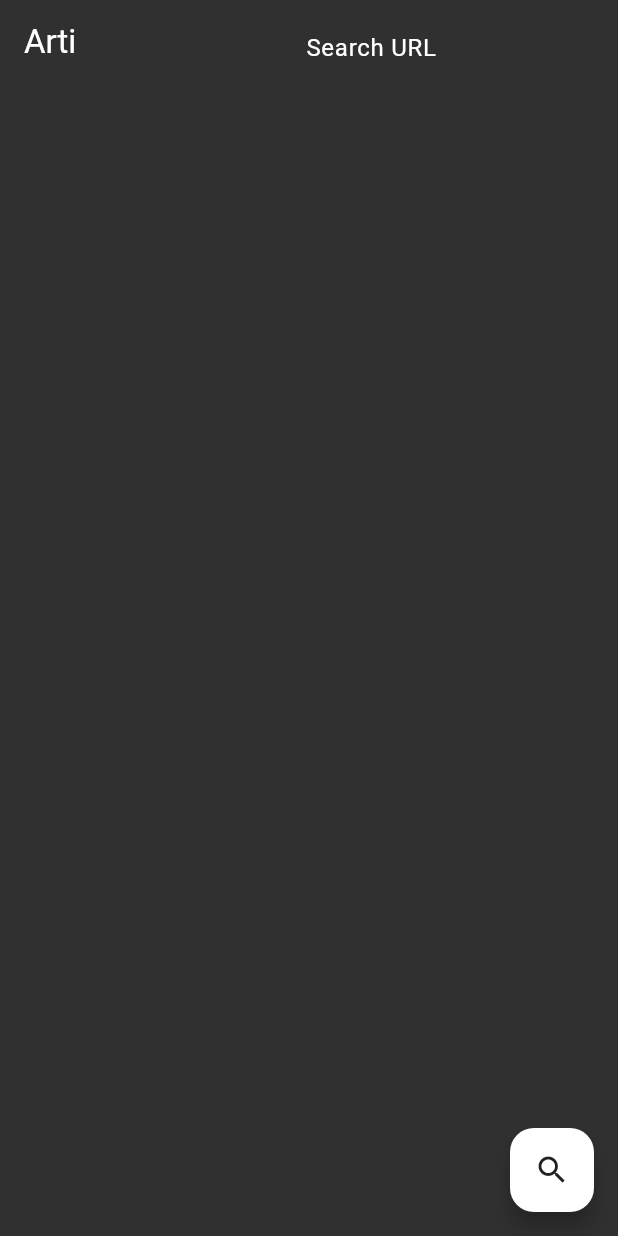
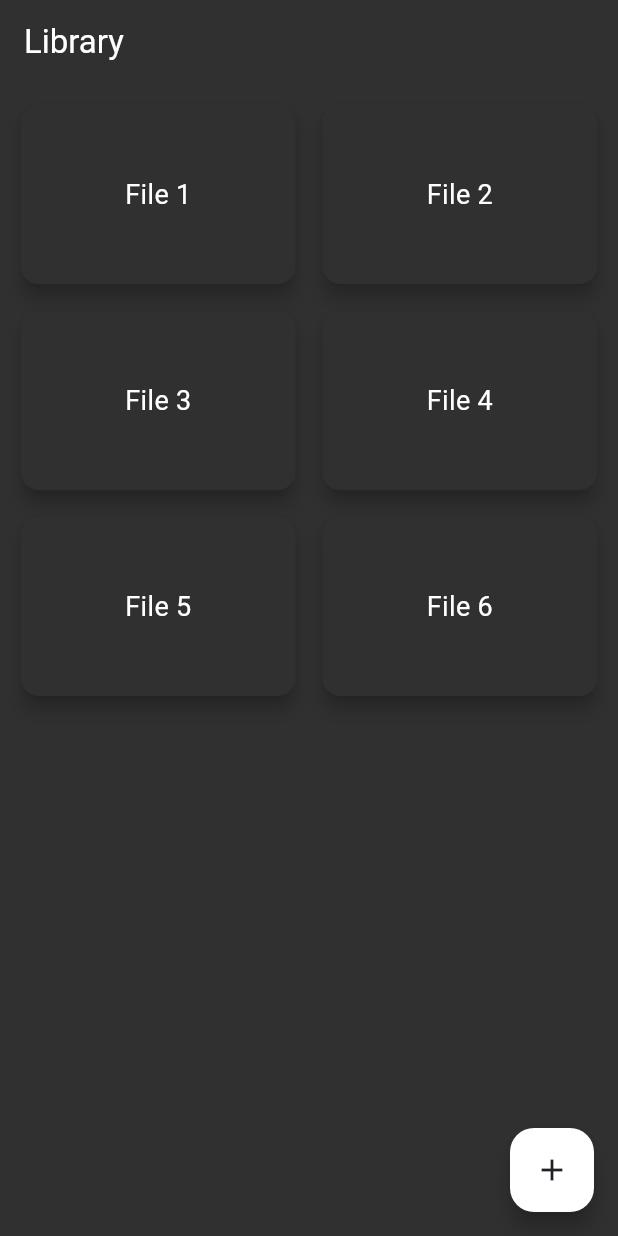
Before and after one commit to wasu-code/Arti, a Flutter app: the screen it shows after launch, on a phone screen of 412 x 824 dp. Run offline on Flutter 3.47's test engine with Material 3 defaults, Android fonts, the phone set to English and light mode, and no system bars; project files that could hold a hidden picture were left out.

Commit message:
adjust project structure, navigation, basic library view

```diff
--- a/lib/main.dart
+++ b/lib/main.dart
@@ -1,9 +1,9 @@
 import 'package:flutter/material.dart';
-import 'package:http/http.dart' as http;
-import 'package:html/parser.dart';
+import 'package:flutter/material.dart';
+import 'screens/home_screen.dart';
 
 void main() {
-  runApp(const MyApp());
+  runApp(MyApp());
 }
 
 class MyApp extends StatelessWidget {
@@ -27,144 +27,194 @@ class MyApp extends StatelessWidget {
         ),
         useMaterial3: true,
       ),
-      home: const MyHomePage(title: 'Arti'),
+      initialRoute: '/',
+      routes: {
+        '/': (context) => HomeScreen(),
+        '/reader': (context) => PlaceholderScreen(title: 'Reader Screen'),
+        '/fetch': (context) => PlaceholderScreen(title: 'Fetch Screen'),
+      },
     );
   }
 }
 
-class MyHomePage extends StatefulWidget {
-  const MyHomePage({super.key, required this.title});
+class PlaceholderScreen extends StatelessWidget {
+  //Constructor Declaration
+  const PlaceholderScreen({super.key, required this.title});
 
+  //Fields
   final String title;
 
   @override
-  State<MyHomePage> createState() => _MyHomePageState();
-}
-
-class _MyHomePageState extends State<MyHomePage> {
-  final TextEditingController _controller = TextEditingController();
-  bool _isLoading = false;
-
-  // List to store the content widgets (text and images)
-  List<Widget> _contentWidgets = [];
-
-  // Function to fetch the website content
-  Future<void> _fetchWebsite(String url) async {
-    setState(() {
-      _isLoading = true;
-      _contentWidgets = []; // Clear previous content
-    });
-
-    try {
-      final response = await http.get(Uri.parse(url));
-
-      if (response.statusCode == 200) {
-        // Parse the HTML content of the website
-        var document = parse(response.body);
-
-        // Extract all paragraphs and images
-        List<Widget> contentWidgets = [];
-
-        var paragraphs = document.getElementsByTagName('p');
-        for (var paragraph in paragraphs) {
-          contentWidgets.add(Padding(
-            padding: const EdgeInsets.all(8.0),
-            child: Text(
-              paragraph.text,
-              style: TextStyle(fontSize: 16),
-            ),
-          ));
-        }
-
-        var images = document.getElementsByTagName('img');
-        for (var img in images) {
-          var src = img.attributes['src'];
-          if (src != null) {
-            // Resolve relative URLs to absolute URLs
-            var imageUrl = Uri.parse(url).resolve(src).toString();
-
-            contentWidgets.add(Padding(
-              padding: const EdgeInsets.all(8.0),
-              child: Image.network(
-                imageUrl,
-                loadingBuilder: (BuildContext context, Widget child,
-                    ImageChunkEvent? loadingProgress) {
-                  if (loadingProgress == null) return child;
-                  return Center(
-                    child: CircularProgressIndicator(
-                      value: loadingProgress.expectedTotalBytes != null
-                          ? loadingProgress.cumulativeBytesLoaded /
-                              (loadingProgress.expectedTotalBytes ?? 1)
-                          : null,
-                    ),
-                  );
-                },
-              ),
-            ));
-          }
-        }
-
-        setState(() {
-          _contentWidgets = contentWidgets;
-        });
-      } else {
-        setState(() {
-          _contentWidgets = [
-            Text("Failed to load website. ${response.statusCode}")
-          ];
-        });
-      }
-    } catch (e) {
-      setState(() {
-        _contentWidgets = [Text("Error fetching website.")];
-      });
-    } finally {
-      setState(() {
-        _isLoading = false;
-      });
-    }
-  }
-
-  @override
   Widget build(BuildContext context) {
+    // .build is called whenever the widget needs to be rendered or rebuilt
     return Scaffold(
-      appBar: AppBar(
-        title: Text(widget.title),
-        actions: <Widget>[
-          Padding(
-            padding: const EdgeInsets.all(8.0),
-            child: SizedBox(
-              width: 200,
-              child: TextField(
-                controller: _controller,
-                decoration: const InputDecoration(
-                  hintText: 'Search URL',
-                  border: InputBorder.none,
-                ),
-                onSubmitted: (value) {
-                  _fetchWebsite(value);
-                },
-              ),
-            ),
-          ),
-        ],
-      ),
-      body: Center(
-        child: _isLoading
-            ? const CircularProgressIndicator()
-            : SingleChildScrollView(
-                child: Column(
-                  children: _contentWidgets,
-                ),
-              ),
-      ),
-      floatingActionButton: FloatingActionButton(
-        onPressed: () {
-          _fetchWebsite(_controller.text);
-        },
-        tooltip: 'Fetch Website',
-        child: const Icon(Icons.search),
-      ),
+      // scaffold = rusztowanie/szkielet
+      appBar: AppBar(title: Text(title)),
+      body: Center(child: Text('This is the $title.')),
     );
   }
 }
+
+
+// class MyApp extends StatelessWidget {
+//   const MyApp({super.key});
+
+//   @override
+//   Widget build(BuildContext context) {
+//     return MaterialApp(
+//       title: 'Arti',
+//       theme: ThemeData(
+//         colorScheme: ColorScheme(
+//           brightness: Brightness.dark,
+//           primary: Colors.white,
+//           onPrimary: Color(0xFF202125),
+//           secondary: Color(0xFF3399FE),
+//           onSecondary: Color(0xFF202125),
+//           error: Colors.red,
+//           onError: Colors.white,
+//           surface: Color(0xFF303030),
+//           onSurface: Colors.white,
+//         ),
+//         useMaterial3: true,
+//       ),
+//       home: const MyHomePage(title: 'Arti'),
+//     );
+//   }
+// }
+
+// class MyHomePage extends StatefulWidget {
+//   const MyHomePage({super.key, required this.title});
+
+//   final String title;
+
+//   @override
+//   State<MyHomePage> createState() => _MyHomePageState();
+// }
+
+// class _MyHomePageState extends State<MyHomePage> {
+//   final TextEditingController _controller = TextEditingController();
+//   bool _isLoading = false;
+
+//   // List to store the content widgets (text and images)
+//   List<Widget> _contentWidgets = [];
+
+//   // Function to fetch the website content
+//   Future<void> _fetchWebsite(String url) async {
+//     setState(() {
+//       _isLoading = true;
+//       _contentWidgets = []; // Clear previous content
+//     });
+
+//     try {
+//       final response = await http.get(Uri.parse(url));
+
+//       if (response.statusCode == 200) {
+//         // Parse the HTML content of the website
+//         var document = parse(response.body);
+
+//         // Extract all paragraphs and images
+//         List<Widget> contentWidgets = [];
+
+//         var paragraphs = document.getElementsByTagName('p');
+//         for (var paragraph in paragraphs) {
+//           contentWidgets.add(Padding(
+//             padding: const EdgeInsets.all(8.0),
+//             child: Text(
+//               paragraph.text,
+//               style: TextStyle(fontSize: 16),
+//             ),
+//           ));
+//         }
+
+//         var images = document.getElementsByTagName('img');
+//         for (var img in images) {
+//           var src = img.attributes['src'];
+//           if (src != null) {
+//             // Resolve relative URLs to absolute URLs
+//             var imageUrl = Uri.parse(url).resolve(src).toString();
+
+//             contentWidgets.add(Padding(
+//               padding: const EdgeInsets.all(8.0),
+//               child: Image.network(
+//                 imageUrl,
+//                 loadingBuilder: (BuildContext context, Widget child,
+//                     ImageChunkEvent? loadingProgress) {
+//                   if (loadingProgress == null) return child;
+//                   return Center(
+//                     child: CircularProgressIndicator(
+//                       value: loadingProgress.expectedTotalBytes != null
+//                           ? loadingProgress.cumulativeBytesLoaded /
+//                               (loadingProgress.expectedTotalBytes ?? 1)
+//                           : null,
+//                     ),
+//                   );
+//                 },
+//               ),
+//             ));
+//           }
+//         }
+
+//         setState(() {
+//           _contentWidgets = contentWidgets;
+//         });
+//       } else {
+//         setState(() {
+//           _contentWidgets = [
+//             Text("Failed to load website. ${response.statusCode}")
+//           ];
+//         });
+//       }
+//     } catch (e) {
+//       setState(() {
+//         _contentWidgets = [Text("Error fetching website.")];
+//       });
+//     } finally {
+//       setState(() {
+//         _isLoading = false;
+//       });
+//     }
+//   }
+
+//   @override
+//   Widget build(BuildContext context) {
+//     return Scaffold(
+//       appBar: AppBar(
+//         title: Text(widget.title),
+//         actions: <Widget>[
+//           Padding(
+//             padding: const EdgeInsets.all(8.0),
+//             child: SizedBox(
+//               width: 200,
+//               child: TextField(
+//                 controller: _controller,
+//                 decoration: const InputDecoration(
+//                   hintText: 'Search URL',
+//                   border: InputBorder.none,
+//                 ),
+//                 onSubmitted: (value) {
+//                   _fetchWebsite(value);
+//                 },
+//               ),
+//             ),
+//           ),
+//         ],
+//       ),
+//       body: Center(
+//         child: _isLoading
+//             ? const CircularProgressIndicator()
+//             : SingleChildScrollView(
+//                 child: Column(
+//                   children: _contentWidgets,
+//                 ),
+//               ),
+//       ),
+//       floatingActionButton: FloatingActionButton(
+//         onPressed: () {
+//           _fetchWebsite(_controller.text);
+//         },
+//         tooltip: 'Fetch Website',
+//         child: const Icon(Icons.search),
+//       ),
+//     );
+//   }
+// }
--- /dev/null
+++ b/lib/screens/home_screen.dart
@@ -0,0 +1,45 @@
+import 'package:flutter/material.dart';
+
+class HomeScreen extends StatelessWidget {
+  const HomeScreen({super.key});
+
+  @override
+  Widget build(BuildContext context) {
+    return Scaffold(
+      appBar: AppBar(title: Text('Library')),
+      body: GridView.builder(
+        padding: const EdgeInsets.all(10.0),
+        gridDelegate: SliverGridDelegateWithFixedCrossAxisCount(
+          crossAxisCount: 2,
+          mainAxisSpacing: 10.0,
+          crossAxisSpacing: 10.0,
+          childAspectRatio: 3 / 2,
+        ),
+        itemBuilder: (ctx, index) {
+          return GestureDetector(
+            onTap: () {
+              Navigator.pushNamed(context, '/reader');
+            },
+            child: Card(
+              elevation: 5,
+              child: Center(
+                child: Text(
+                  'File ${index + 1}',
+                  style: TextStyle(fontSize: 18),
+                ),
+              ),
+            ),
+          );
+        },
+        itemCount: 6, // Dummy items for now
+      ),
+      floatingActionButton: FloatingActionButton(
+        onPressed: () {
+          Navigator.pushNamed(context, '/fetch');
+        },
+        child: Icon(Icons.add),
+        tooltip: 'Fetch new content',
+      ),
+    );
+  }
+}
```
Also changed, not shown: lib/constants/app_constants.dart (added), lib/models/html_file_metadata.dart (added), lib/providers/html_files_provider.dart (added), lib/screens/fetch_screen.dart (added), lib/screens/reader_screen.dart (added), lib/services/fetch_service.dart (added), lib/services/storage_service.dart (added), lib/utils/html_parser.dart (added), lib/utils/image_utils.dart (added), lib/widgets/custom_image_display.dart (added), lib/widgets/html_grid_tile.dart (added), 1 other file.
